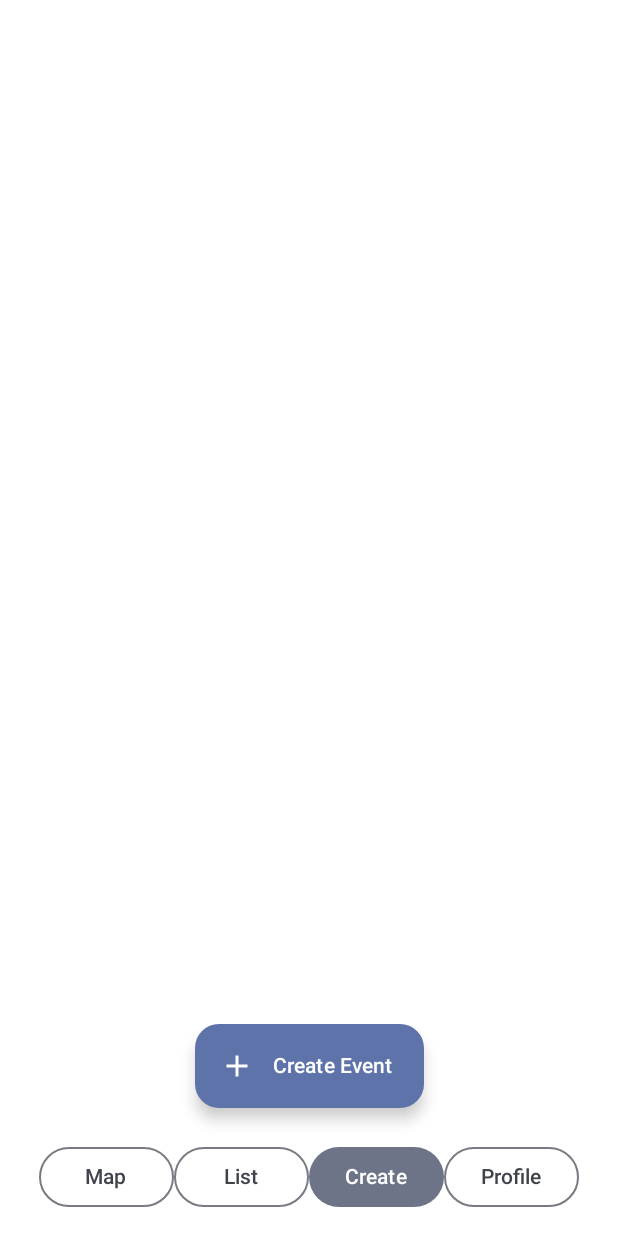
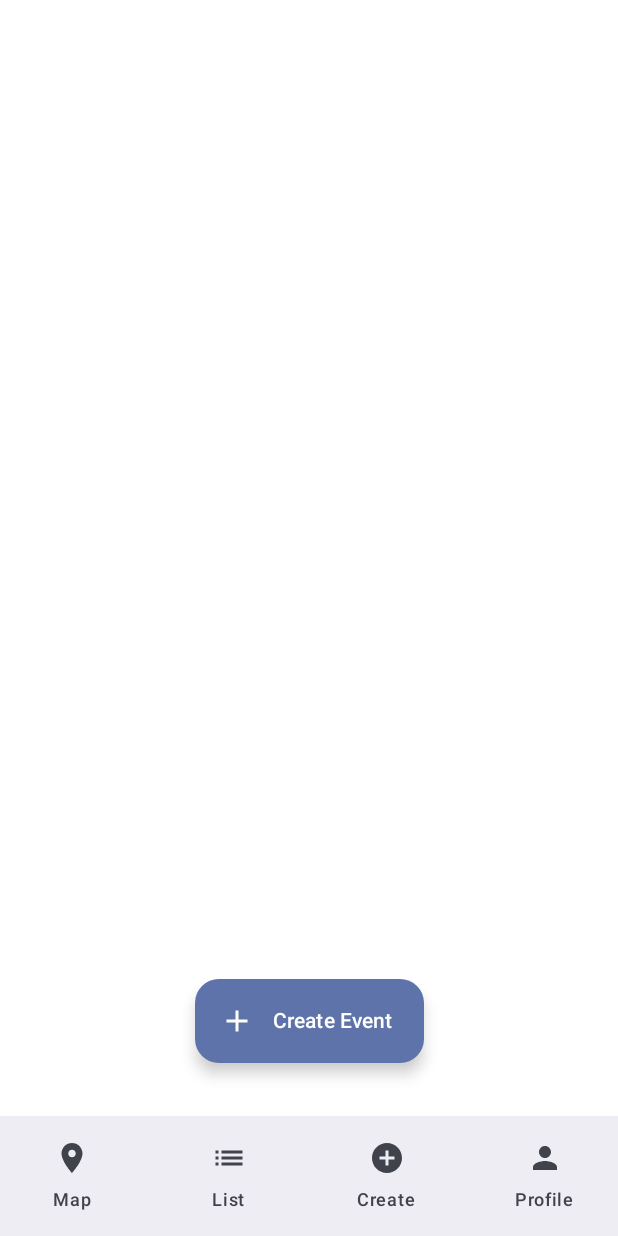
Before and after one commit to blargenfaarg/popup, an Android app built with Jetpack Compose: the CreateScreen screen opened through its navigation route, on a phone screen of 412 x 824 dp. Run offline under Robolectric (Android 15) with nearby library versions, the phone set to English and light mode, and no system bars.

Commit message:
Changed bottom app bar to Composable; added icons Updated buttons on list screen to filter chips

```diff
--- a/app/src/main/java/com/example/popup/MainActivity.kt
+++ b/app/src/main/java/com/example/popup/MainActivity.kt
@@ -24,7 +24,7 @@ class MainActivity : ComponentActivity() {
             PopupTheme {
                 // A surface container using the 'background' color from the theme
                 navController = rememberNavController()
-                SetupNavGragh(navController = navController)
+                SetupNavGraph(navController = navController)
             }
         }
     }
--- a/app/src/main/java/com/example/popup/NavGraph.kt
+++ b/app/src/main/java/com/example/popup/NavGraph.kt
@@ -11,30 +11,30 @@ import com.example.popup.mainui.MapScreen
 import com.example.popup.mainui.ProfileScreen
 
 @Composable
-fun SetupNavGragh(
+fun SetupNavGraph(
     navController: NavHostController
 ){
     NavHost(
         navController = navController,
-        startDestination = Screen.mapScreen.route
+        startDestination = Screen.MapScreen.route
     ){
         composable(
-            route = Screen.mapScreen.route
+            route = Screen.MapScreen.route
         ) {
             MapScreen(navController)
         }
         composable(
-            route = Screen.listScreen.route
+            route = Screen.ListScreen.route
         ) {
             ListScreen(navController)
         }
         composable(
-            route = Screen.createScreen.route
+            route = Screen.CreateScreen.route
         ) {
             CreateScreen(navController)
         }
         composable(
-            route = Screen.profileScreen.route
+            route = Screen.ProfileScreen.route
         ) {
             ProfileScreen(navController)
         }
--- /dev/null
+++ b/app/src/main/java/com/example/popup/mainui/BottomAppBar.kt
@@ -0,0 +1,45 @@
+package com.example.popup.mainui
+
+import androidx.compose.material.icons.Icons
+import androidx.compose.material.icons.filled.AddCircle
+import androidx.compose.material.icons.filled.List
+import androidx.compose.material.icons.filled.Person
+import androidx.compose.material.icons.filled.Place
+import androidx.compose.material3.Icon
+import androidx.compose.material3.NavigationBar
+import androidx.compose.material3.NavigationBarItem
+import androidx.compose.material3.Text
+import androidx.compose.runtime.Composable
+import androidx.navigation.NavController
+import com.example.popup.Screen
+
+@Composable
+fun LoadNavBar(navController : NavController) {
+    NavigationBar {
+        NavigationBarItem(
+            icon = { Icon(Icons.Filled.Place, contentDescription = "Map") },
+            label = { Text("Map") },
+            selected = false,
+            onClick = {navController.navigate(route = Screen.MapScreen.route) } //Nav to other screens
+        )
+        NavigationBarItem(
+            icon = { Icon(Icons.Filled.List, contentDescription = "List") },
+            label = { Text("List") },
+            selected = false,
+            onClick = {navController.navigate(route = Screen.ListScreen.route) }
+        )
+        NavigationBarItem(
+            icon = { Icon(Icons.Filled.AddCircle, contentDescription = "Create") },
+            label = { Text("Create") },
+            selected = false,
+            onClick = {navController.navigate(route = Screen.CreateScreen.route) }
+        )
+        NavigationBarItem(
+            icon = { Icon(Icons.Filled.Person, contentDescription = "Profile") },
+            label = { Text("Profile") },
+            selected = false,
+            onClick = {navController.navigate(route = Screen.ProfileScreen.route) }
+        )
+
+    }
+}
--- a/app/src/main/java/com/example/popup/mainui/Create.kt
+++ b/app/src/main/java/com/example/popup/mainui/Create.kt
@@ -44,7 +44,7 @@ fun CreateScreen(
         Row(modifier = Modifier
             .align(Alignment.BottomCenter)
             .padding(15.dp)
-            .offset(y = -70.dp)
+            .offset(y = -100.dp)
         ) {
             ExtendedFloatingActionButton(
                 onClick = { },
@@ -52,35 +52,13 @@ fun CreateScreen(
                 text = { Text(text = "Create Event") },
             )
         }
+
         Row(modifier = Modifier
             .align(Alignment.BottomCenter)
-            .padding(15.dp)
         ) {
-            OutlinedButton(
-                modifier = Modifier
-                    .width(90.dp),
-                onClick = {navController.navigate(route = Screen.mapScreen.route) }) {//Nav to other screens
-                Text("Map")
-            }
-            OutlinedButton(
-                modifier = Modifier
-                    .width(90.dp),
-                onClick = {navController.navigate(route = Screen.listScreen.route) }) {//Nav to other screens
-                Text("List")
-            }
-            FilledTonalButton(
-                modifier = Modifier
-                    .width(90.dp),
-                onClick = {navController.navigate(route = Screen.createScreen.route) }) {//Nav to other screens
-                Text("Create")
-            }
-            OutlinedButton(
-                modifier = Modifier
-                    .width(90.dp),
-                onClick = {navController.navigate(route = Screen.profileScreen.route) }) {//Nav to other screens
-                Text("Profile")
-            }
+            LoadNavBar(navController = navController)
         }
+
     }
 }
 
--- a/app/src/main/java/com/example/popup/mainui/Map.kt
+++ b/app/src/main/java/com/example/popup/mainui/Map.kt
@@ -24,42 +24,25 @@ import androidx.navigation.compose.rememberNavController
 import com.example.popup.Screen
 
 @Composable
-fun MapScreen(
-    navController: NavController
-) {
+fun MapScreen(navController: NavController) {
     Box(
         modifier = Modifier
             .fillMaxSize()
             .background(color = Color.White)
         )
     {
-        Row(modifier = Modifier
-            .align(Alignment.BottomCenter)
-            .padding(15.dp)
-        ) {
-            FilledTonalButton(
-                modifier = Modifier
-                    .width(90.dp),
-                onClick = { navController.navigate(route = Screen.mapScreen.route) }) {//Nav to other screens
-                Text("Map")
-            }
-            OutlinedButton(
-                modifier = Modifier
-                    .width(90.dp),
-                onClick = {navController.navigate(route = Screen.listScreen.route) }) {//Nav to other screens
-                Text("List")
-            }
-            OutlinedButton(
-                modifier = Modifier
-                    .width(90.dp),
-                onClick = {navController.navigate(route = Screen.createScreen.route) }) {//Nav to other screens
-                Text("Create")
-            }
-            OutlinedButton(
-                modifier = Modifier
-                    .width(90.dp),
-                onClick = {navController.navigate(route = Screen.profileScreen.route) }) {//Nav to other screens
-                Text("Profile")
+        LoadNavBar(navController = navController)
+
+        Box(
+            modifier = Modifier
+                .fillMaxSize()
+                .background(color = Color.White)
+        )
+        {
+            Row(modifier = Modifier
+                .align(Alignment.BottomCenter)
+            ) {
+                LoadNavBar(navController = navController)
             }
         }
     }
```
Also changed, not shown: app/src/main/java/com/example/popup/Screen.kt (+4 -4 lines), app/src/main/java/com/example/popup/mainui/List.kt (+15 -62 lines), app/src/main/java/com/example/popup/mainui/Profile.kt (+2 -35 lines).
